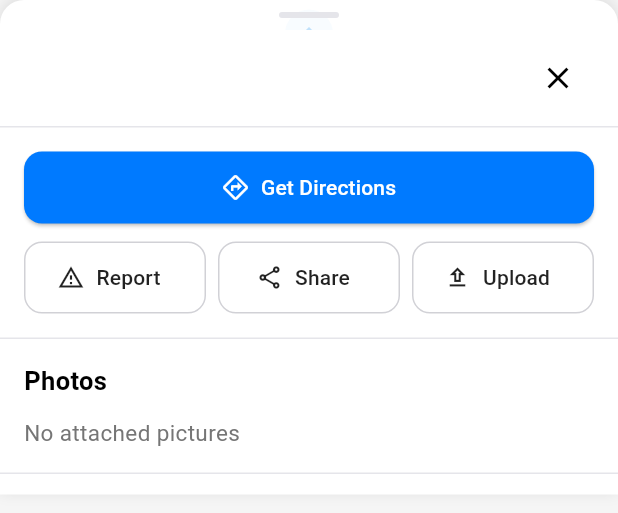
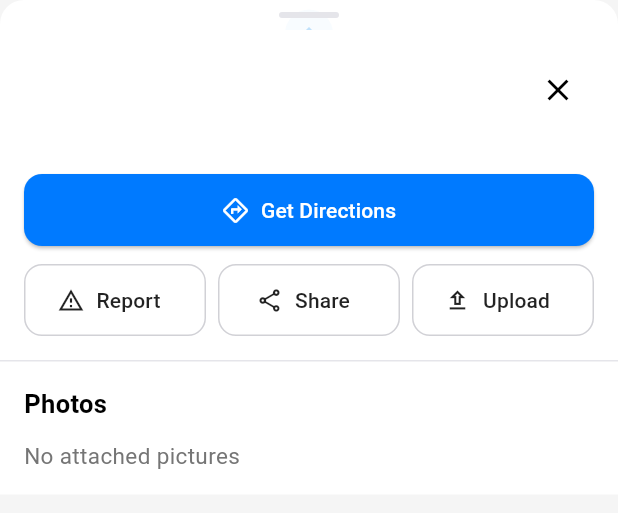
Before and after one commit to CherianK/mobility_mate, a Flutter app: the LocationBottomSheet widget shown alone on an empty page, opened directly with empty values, on a phone screen of 412 x 824 dp. Shown: the top 513 px of the screen. Run offline on Flutter 3.47's test engine with Material 3 defaults, Android fonts, the phone set to English and light mode, and no system bars; our stand-ins replace cached_network_image, geolocator, google_fonts, image_picker, share_plus, shared_preferences; missing offline and left inert: mapbox_maps_flutter; accounts and stored records are empty; network calls fail; statements that could not run were skipped.

Commit message:
Fixed pull up functionality in bottom sheet and reformatted accessibility features list

```diff
--- a/lib/widgets/location_bottom_sheet.dart
+++ b/lib/widgets/location_bottom_sheet.dart
@@ -41,13 +41,6 @@ class LocationBottomSheet extends StatelessWidget {
             decoration: BoxDecoration(
               color: Colors.white,
               borderRadius: const BorderRadius.vertical(top: Radius.circular(16)),
-              boxShadow: [
-                BoxShadow(
-                  color: Colors.black.withOpacity(0.1),
-                  blurRadius: 8,
-                  offset: const Offset(0, -2),
-                ),
-              ],
             ),
             child: Column(
               children: [
@@ -96,37 +89,6 @@ class LocationBottomSheet extends StatelessWidget {
                     ),
                   ],
                 ),
-                // Header with title and close button
-                Container(
-                  decoration: const BoxDecoration(
-                    border: Border(
-                      bottom: BorderSide(
-                        color: Color(0xFFE5E5EA),
-                        width: 1,
-                      ),
-                    ),
-                  ),
-                  padding: const EdgeInsets.symmetric(horizontal: 16.0, vertical: 8.0),
-                  child: Row(
-                    children: [
-                      Expanded(
-                        child: Text(
-                          title,
-                          style: const TextStyle(
-                            fontSize: 20,
-                            fontWeight: FontWeight.bold,
-                            color: Colors.black,
-                          ),
-                        ),
-                      ),
-                      IconButton(
-                        icon: const Icon(Icons.close),
-                        onPressed: onClose,
-                        tooltip: 'Close',
-                      ),
-                    ],
-                  ),
-                ),
                 // Content
                 Expanded(
                   child: SingleChildScrollView(
@@ -169,6 +131,29 @@ class LocationBottomSheet extends StatelessWidget {
     return Column(
       crossAxisAlignment: CrossAxisAlignment.start,
       children: [
+        // Title and close button
+        Padding(
+          padding: const EdgeInsets.fromLTRB(16.0, 16.0, 16.0, 16.0),
+          child: Row(
+            children: [
+              Expanded(
+                child: Text(
+                  title,
+                  style: const TextStyle(
+                    fontSize: 20,
+                    fontWeight: FontWeight.bold,
+                    color: Colors.black,
+                  ),
+                ),
+              ),
+              IconButton(
+                icon: const Icon(Icons.close),
+                onPressed: onClose,
+                tooltip: 'Close',
+              ),
+            ],
+          ),
+        ),
         // Action buttons
         Padding(
           padding: const EdgeInsets.all(16.0),
@@ -518,44 +503,49 @@ class LocationBottomSheet extends StatelessWidget {
                   ),
                 ),
                 const SizedBox(height: 16),
-                GridView.count(
-                  shrinkWrap: true,
-                  physics: const NeverScrollableScrollPhysics(),
-                  crossAxisCount: 2,
-                  mainAxisSpacing: 8,
-                  crossAxisSpacing: 8,
-                  childAspectRatio: 3,
-                  children: orderedTags.map((entry) {
-                    final icon = iconGetter(entry.key, entry.value);
-                    final formattedValue = formatTag(entry.key, entry.value);
-                    Color iconColor = const Color(0xFF2C7BE5); // Default blue color
+                ...orderedTags.map((entry) {
+                  final key = entry.key.replaceAll('_', ' ').split(' ').map((word) => word[0].toUpperCase() + word.substring(1)).join(' ');
+                  final value = entry.value.toString().toLowerCase();
 
-                    // Customize icon colors based on tag type
-                    if (entry.key.toLowerCase().contains('male') ||
-                        entry.key.toLowerCase().contains('female') ||
-                        entry.key.toLowerCase().contains('gender')) {
-                      iconColor = const Color(0xFF9C27B0); // Purple for gender-related
-                    } else if (entry.key.toLowerCase().contains('wheelchair')) {
-                      iconColor = const Color(0xFF2C7BE5); // Blue for wheelchair
+                  Color valueColor;
+                  String displayValue;
+
+                  if (value == 'yes') {
+                    valueColor = Colors.green;
+                    displayValue = 'Available';
+                  } else if (value == 'no') {
+                    valueColor = Colors.red;
+                    displayValue = 'Unavailable';
+                  } else {
+                    valueColor = Colors.blue;
+                    displayValue = entry.value.toString();
                   }
 
-                    return Container(
-                      decoration: BoxDecoration(
-                        color: const Color(0xFFF0F0F5),
-                        borderRadius: BorderRadius.circular(50),
+                  return Padding(
+                    padding: const EdgeInsets.only(bottom: 12),
+                    child: Row(
+                      mainAxisAlignment: MainAxisAlignment.spaceBetween,
+                      children: [
+                        Row(
+                          children: [
+                            Icon(
+                              iconGetter(entry.key, entry.value),
+                              color: valueColor,
                             ),
-                      padding: const EdgeInsets.symmetric(horizontal: 12, vertical: 8),
-                      child: Row(
-                        children: [
-                          Icon(icon, size: 18, color: iconColor),
+                            const SizedBox(width: 8),
+                            Text(
+                              key,
+                              style: const TextStyle(fontSize: 16, fontWeight: FontWeight.w500),
+                            ),
+                          ],
+                        ),
                         const SizedBox(width: 8),
                         Expanded(
                           child: Text(
-                              formattedValue,
-                              style: const TextStyle(
-                                fontSize: 14,
-                                color: Colors.black87,
-                              ),
+                            displayValue,
+                            style: TextStyle(fontSize: 16, fontWeight: FontWeight.w500, color: valueColor),
+                            textAlign: TextAlign.right,
+                            maxLines: 2,
                             overflow: TextOverflow.ellipsis,
                           ),
                         ),
@@ -563,7 +553,6 @@ class LocationBottomSheet extends StatelessWidget {
                     ),
                   );
                 }).toList(),
-                ),
               ],
             ),
           ),
```
Lines whose indentation alone changed are shown as unchanged.
